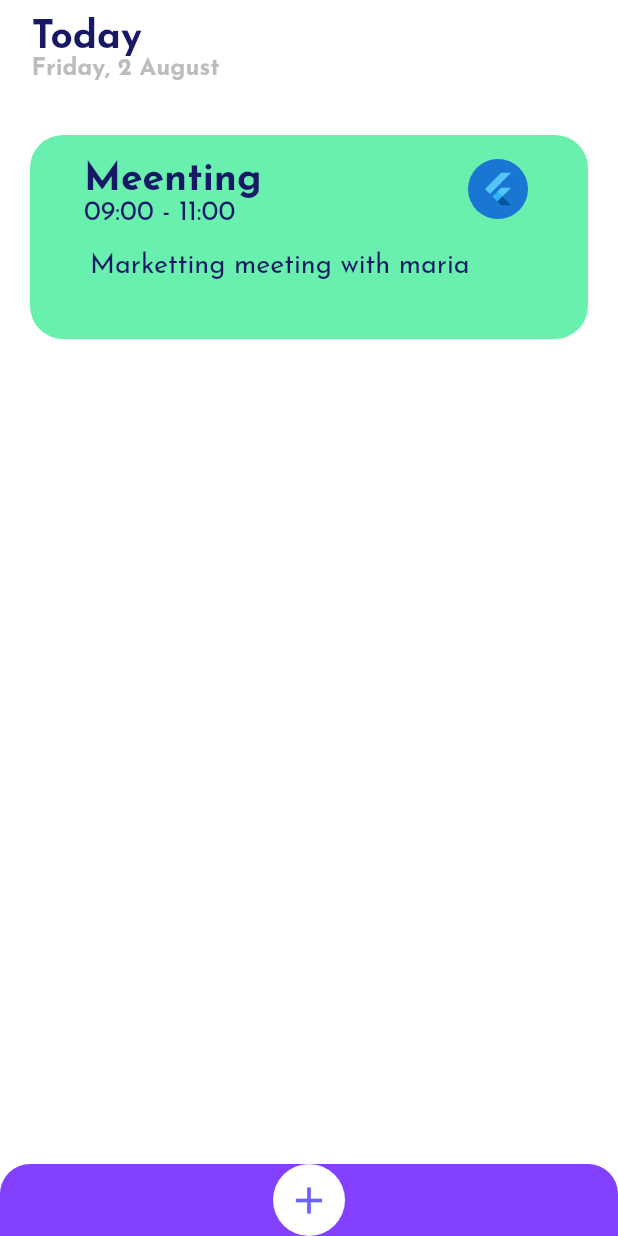
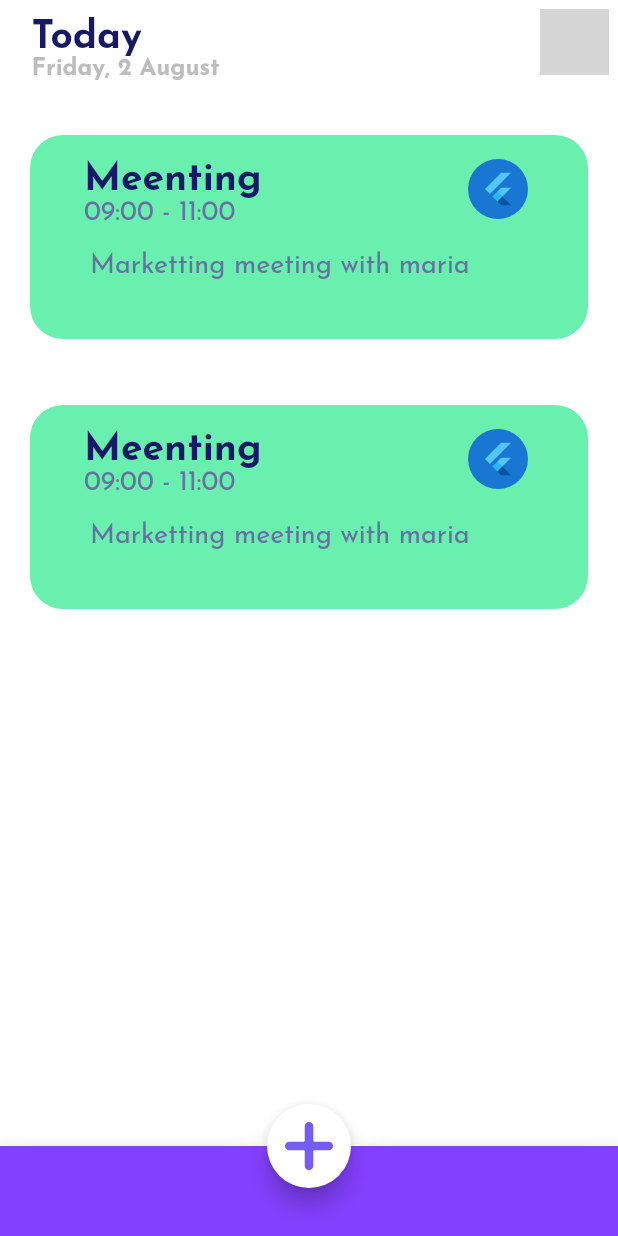
Before and after one commit to abraaoribeiro/calendr_todo, a Flutter app: the screen it shows after launch, on a phone screen of 412 x 824 dp. Run offline on Flutter 3.47's test engine with Material 2 defaults, Android fonts, the phone set to English and light mode, and no system bars; our stand-ins replace flutter_modular, flutter_svg, google_fonts, mobx, sembast; generated files the repository leaves out were written again; network calls fail; grey boxes are pictures that could not be loaded.

Commit message:
ajuste na listagem

```diff
--- a/lib/app/app_module.dart
+++ b/lib/app/app_module.dart
@@ -1,3 +1,4 @@
+import 'modules/task_form/task_form_controller.dart';
 import 'package:flutter_modular/flutter_modular.dart';
 import 'package:flutter/material.dart';
 import 'package:calendr_todo/app/app_widget.dart';
@@ -8,6 +9,7 @@ import 'services/task_service.dart';
 class AppModule extends MainModule {
   @override
   List<Bind> get binds => [
+        $TaskFormController,
         Bind((i) => TaskService()),
       ];
 
--- a/lib/app/app_widget.dart
+++ b/lib/app/app_widget.dart
@@ -11,10 +11,10 @@ class AppWidget extends StatelessWidget {
         scaffoldBackgroundColor: Color(0xFFFFFFFF),
         primarySwatch: Colors.blue,
         visualDensity: VisualDensity.adaptivePlatformDensity,
-         appBarTheme: AppBarTheme.of(context).copyWith(
+        appBarTheme: AppBarTheme.of(context).copyWith(
           elevation: 0,
           brightness: Brightness.dark,
-         ),
+        ),
       ),
       debugShowCheckedModeBanner: false,
       initialRoute: '/',
--- a/lib/app/core/consts/colors_consts.dart
+++ b/lib/app/core/consts/colors_consts.dart
@@ -7,6 +7,7 @@ class ColorsConst {
   static const Color tertiaryColor = Color(0xFF8440FF);
   static const Color quartenaryColor = Color(0xFF401BFF);
   static const Color textColor = Color(0xFF181966);
+  static const Color textOpacityColor = Color(0xFF6770A3);
   static const Color grey400 = Color(0xFFBDBDBD);
   static const Color grey600 = Color(0xFF757575);
 }
--- a/lib/app/models/task.dart
+++ b/lib/app/models/task.dart
@@ -19,6 +19,7 @@ class Task {
     this.color,
   });
 
+
   factory Task.fromJson(Map<String, dynamic> json) => Task(
       id: json["id"],
       title: json["title"],
--- a/lib/app/modules/components/task_card.dart
+++ b/lib/app/modules/components/task_card.dart
@@ -1,10 +1,15 @@
 import 'package:calendr_todo/app/core/consts/colors_consts.dart';
 import 'package:calendr_todo/app/core/consts/consts.dart';
+import 'package:calendr_todo/app/models/task.dart';
 import 'package:flutter/cupertino.dart';
 import 'package:flutter/material.dart';
 import 'package:google_fonts/google_fonts.dart';
 
 class TaskCard extends StatelessWidget {
+  final Task task;
+
+  TaskCard({Key key, this.task}) : super(key: key);
+
   @override
   Widget build(BuildContext context) {
     Size size = MediaQuery.of(context).size;
@@ -59,7 +64,7 @@ class TaskCard extends StatelessWidget {
                         "09:00 - 11:00",
                         style: GoogleFonts.josefinSans(
                             fontWeight: FontWeight.w400,
-                            color: ColorsConst.textColor,
+                            color: ColorsConst.textOpacityColor,
                             fontSize: 18.0),
                       ),
                     ),
@@ -77,7 +82,7 @@ class TaskCard extends StatelessWidget {
                 "Marketting meeting with maria",
                 style: GoogleFonts.josefinSans(
                     fontWeight: FontWeight.w400,
-                    color: ColorsConst.textColor,
+                    color: ColorsConst.textOpacityColor,
                     fontSize: 18.0),
                 textAlign: TextAlign.left,
               ),
--- a/lib/app/modules/home/home_module.dart
+++ b/lib/app/modules/home/home_module.dart
@@ -1,3 +1,5 @@
+import 'package:calendr_todo/app/modules/task_form/task_form_page.dart';
+
 import 'home_controller.dart';
 import 'package:flutter_modular/flutter_modular.dart';
 
@@ -12,6 +14,7 @@ class HomeModule extends ChildModule {
   @override
   List<ModularRouter> get routers => [
         ModularRouter(Modular.initialRoute, child: (_, args) => HomePage()),
+        ModularRouter("/edit", child: (_, args) => TaskFormPage()),
       ];
 
   static Inject get to => Inject<HomeModule>.of();
--- a/lib/app/modules/home/home_page.dart
+++ b/lib/app/modules/home/home_page.dart
@@ -2,6 +2,7 @@ import 'package:calendr_todo/app/core/consts/colors_consts.dart';
 import 'package:calendr_todo/app/modules/components/task_card.dart';
 import 'package:flutter/material.dart';
 import 'package:flutter_modular/flutter_modular.dart';
+import 'package:flutter_svg/svg.dart';
 import 'package:google_fonts/google_fonts.dart';
 
 import 'home_controller.dart';
@@ -22,6 +23,19 @@ class _HomePageState extends ModularState<HomePage, HomeController> {
     return Scaffold(
       appBar: AppBar(
         backgroundColor: Color(0xFFFFFFFF),
+        actions: [
+          Container(
+            width: 58,
+            child: Padding(
+              padding: const EdgeInsets.all(6.0),
+              child: CircleAvatar(
+                backgroundImage: NetworkImage(
+                    "https://4.bp.blogspot.com/-Jx21kNqFSTU/UXemtqPhZCI/AAAAAAAAh74/BMGSzpU6F48/s1600/funny-cat-pictures-047-001.jpg"),
+                backgroundColor: Colors.amberAccent,
+              ),
+            ),
+          ),
+        ],
         title: Padding(
           padding: const EdgeInsets.only(
               bottom: 0.0, left: 5.0, right: 0.0, top: 10.0),
@@ -48,34 +62,27 @@ class _HomePageState extends ModularState<HomePage, HomeController> {
         ),
       ),
       body: Column(
-        children: <Widget>[TaskCard()],
+        children: <Widget>[
+          TaskCard(),
+          TaskCard(),
+        ],
       ),
-      bottomNavigationBar: ClipRRect(
-        borderRadius: BorderRadius.only(
-          topLeft: Radius.circular(20),
-          topRight: Radius.circular(20),
+      floatingActionButton: FloatingActionButton(
+        child: IconButton(
+          icon: SvgPicture.asset("assets/icons/add.svg"),
+          onPressed: () {
+           Navigator.pushNamed(context, '/edit');
+          },
         ),
-        child: BottomAppBar(
-          child: Stack(
-            alignment: Alignment.center,
-            children: [
-              Ink(
-                decoration: const ShapeDecoration(
-                  color: Colors.white,
-                  shape: CircleBorder(),
-                ),
-                child: IconButton(
-                  iconSize: 30,
-                  icon: Icon(
-                    Icons.add,
-                    color: ColorsConst.secudaryColor,
-                  ),
-                  onPressed: () {},
-                ),
-              ),
-            ],
-          ),
+        backgroundColor: Colors.white,
+        onPressed: () {},
+      ),
+      floatingActionButtonLocation: FloatingActionButtonLocation.centerDocked,
+      bottomNavigationBar: BottomAppBar(
+        shape: CircularNotchedRectangle(),
+        child: Container(
           color: ColorsConst.tertiaryColor,
+          height: 60,
         ),
       ),
     );
```
Also changed, not shown: lib/app/modules/task_form/task_form_controller.dart (added, +17 -0 lines), lib/app/modules/task_form/task_form_module.dart (added, +12 -0 lines), lib/app/modules/task_form/task_form_page.dart (added, +35 -0 lines), assets/icons/add.svg (added), lib/app/modules/task_form/task_form_controller.g.dart (added), 2 other files.
